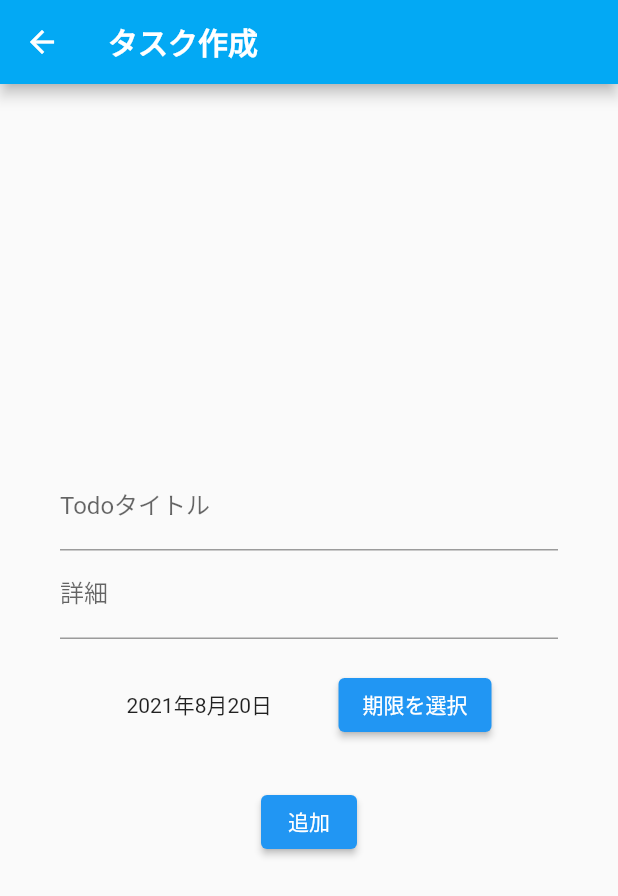
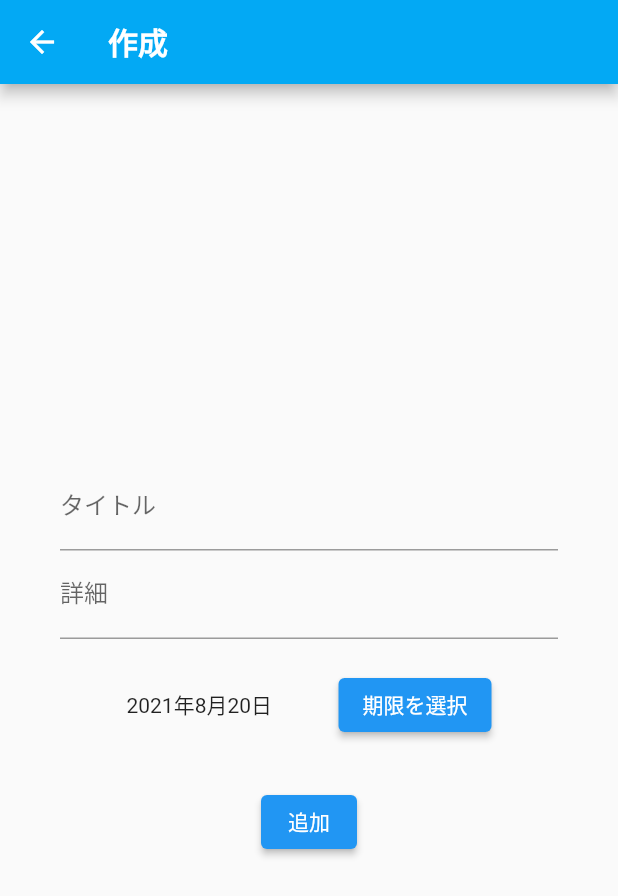
Before and after one commit to frappuccino2316/daisy, a Flutter app: the screen it shows after launch, after a tap on the "add" icon, on a phone screen of 412 x 824 dp. Shown: the top 896 px of the screen. Run offline on Flutter 3.47's test engine with Material 2 defaults, Android fonts, the phone set to English and light mode, and no system bars; our stand-ins replace hive_flutter, table_calendar; accounts and stored records are empty.

Commit message:
文言修正

```diff
--- a/lib/views/todo/create_todo_page.dart
+++ b/lib/views/todo/create_todo_page.dart
@@ -22,7 +22,7 @@ class _CreateTodoPageState extends State<CreateTodoPage> {
   Widget build(BuildContext context) {
     initializeDateFormatting();
     return Scaffold(
-      appBar: PageAppBar('タスク作成'),
+      appBar: PageAppBar('作成'),
       body: Container(
           padding: const EdgeInsets.all(40.0),
           child: Center(
@@ -31,7 +31,7 @@ class _CreateTodoPageState extends State<CreateTodoPage> {
             children: [
               TextField(
                   decoration: const InputDecoration(
-                    labelText: 'Todoタイトル',
+                    labelText: 'タイトル',
                   ),
                   onChanged: (String text) => _title = text),
               TextField(
--- a/lib/views/todo/edit_todo_page.dart
+++ b/lib/views/todo/edit_todo_page.dart
@@ -35,7 +35,7 @@ class _EditTodoPageState extends State<EditTodoPage> {
   Widget build(BuildContext context) {
     initializeDateFormatting();
     return Scaffold(
-      appBar: PageAppBar('タスク編集'),
+      appBar: PageAppBar('編集'),
       body: Container(
           padding: const EdgeInsets.all(40.0),
           child: Center(
@@ -45,7 +45,7 @@ class _EditTodoPageState extends State<EditTodoPage> {
               TextField(
                   controller: TextEditingController(text: widget.todo.title),
                   decoration: const InputDecoration(
-                    labelText: 'Todoタイトル',
+                    labelText: 'タイトル',
                   ),
                   onChanged: (String text) => _title = text),
               TextField(
--- a/lib/views/todo/todo_list_page.dart
+++ b/lib/views/todo/todo_list_page.dart
@@ -17,7 +17,7 @@ class _TodoListPageState extends State<TodoListPage> {
   @override
   Widget build(BuildContext context) {
     return Scaffold(
-      appBar: PageAppBar('タスク'),
+      appBar: PageAppBar('やること'),
       body: ListView.builder(
         itemCount: _todoBox.values.toList().length,
         itemBuilder: (BuildContext context, int index) {
@@ -61,7 +61,7 @@ class _TodoListPageState extends State<TodoListPage> {
             setState(() {});
           }
         },
-        tooltip: 'Add Todo',
+        tooltip: '追加',
         child: const Icon(Icons.add),
       ),
     );
```
